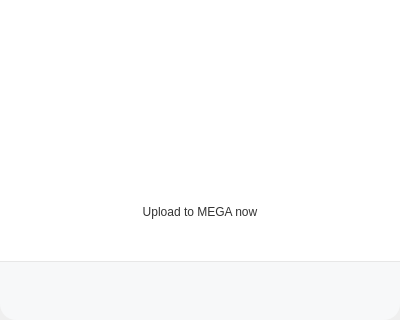
Above: src/MEGASync/gui/macx/InfoDialog.ui from meganz/MEGAsync before the change; both pictures show x 0 to 400 and y 244 to 564 of the 400 by 564 pixel window. Below: the same form after it.
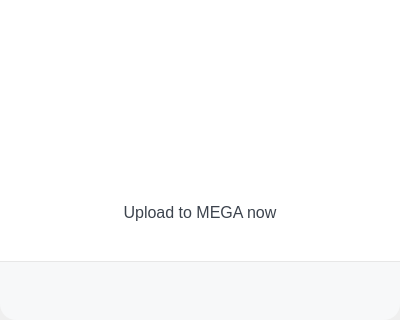
That is the form after the change. The open tabs and pages were chosen to show the change. Icons and pictures are not drawn. Custom widgets are drawn as their Qt base class.

Commit message: Update color of used amounts according to state (oq, almost oq, normal)

Diff of the .ui file:
```diff
--- a/src/MEGASync/gui/macx/InfoDialog.ui
+++ b/src/MEGASync/gui/macx/InfoDialog.ui
@@ -1242,8 +1242,9 @@
 margin-top: 20px;
 margin-left: 20px;
 margin-right: 20px;
-color: #333333;
+color: #3C434D;
 font-family: &quot;Lato&quot;;
+font-size: 16px;
 }
 </string>
                   </property>
```
Left out of the diff: 4 changed lines with no effect on the pictures. The commit also changes 1 other file.
